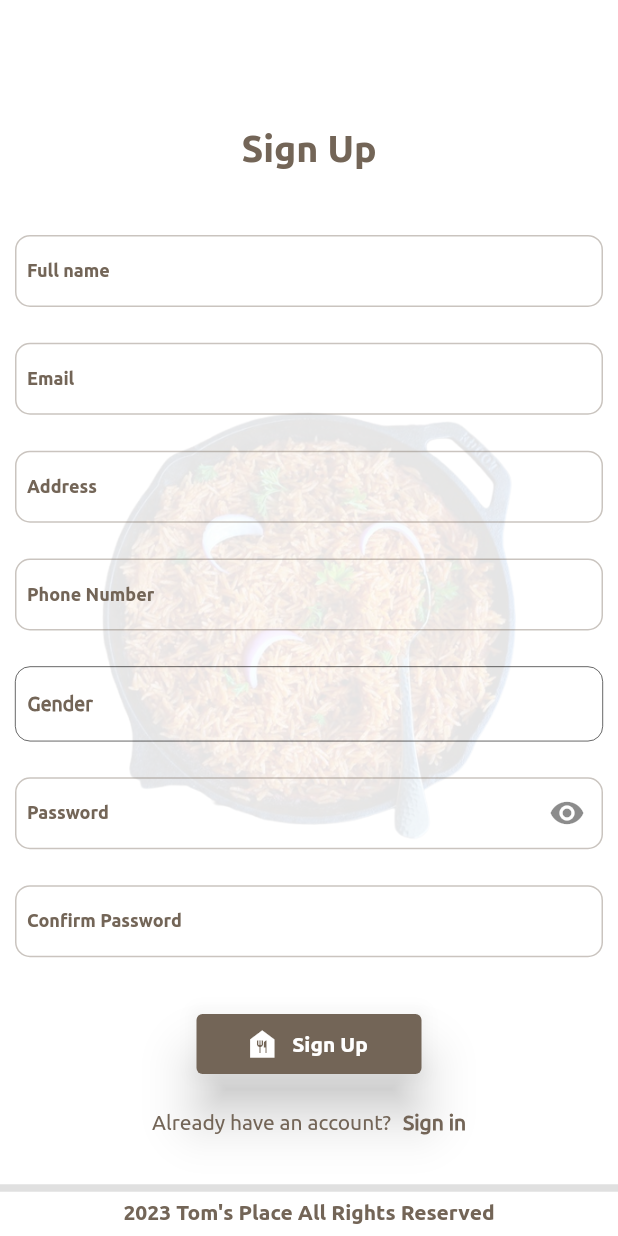
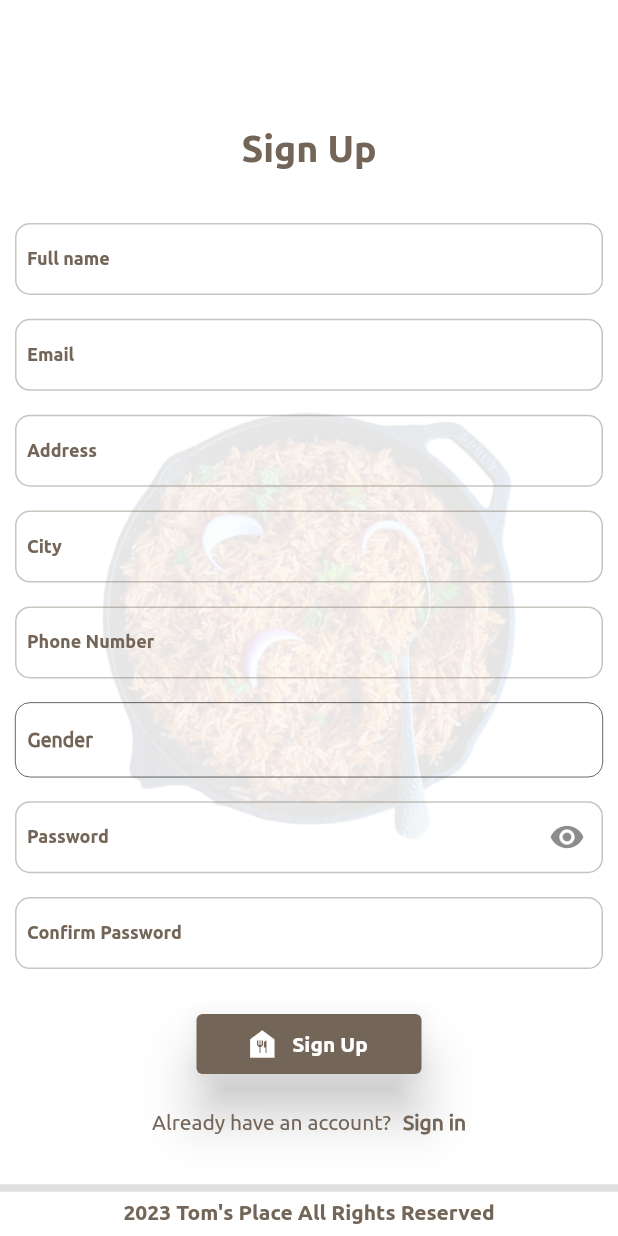
Before and after one commit to Ambrosekol/toms_palace, a Flutter app: the SignUp screen opened directly, on a phone screen of 412 x 824 dp. Run offline on Flutter 3.47's test engine with Material 2 defaults, Android fonts, the light colour scheme and no system bars; our stand-ins replace cloud_firestore, firebase_auth, firebase_core; accounts and stored records are empty; project files that could hold a hidden picture were left out.

Commit message:
new screen added with content

```diff
--- a/lib/models/user.dart
+++ b/lib/models/user.dart
@@ -1,3 +1,5 @@
+import 'package:toms_palace/util/firebaseinstance.dart';
+
 class AppUser {
   String? uid;
   String? name;
@@ -9,10 +11,8 @@ class AppUser {
   String? address;
   List<CartItems>? cart;
 
-  AppUser();
-
   AppUser.inituser(this.name, this.email, this.gender, this.address,
-      this.phoneNumber, this.userPassword, this.uid);
+      this.phoneNumber, this.userPassword, this.uid, this.cart, this.city);
 
   Map<String, dynamic> tojson() {
     return {
@@ -26,6 +26,11 @@ class AppUser {
       'cartItems': cart
     };
   }
+
+  Future getuserData() {
+    String userId = authInstance.currentUser!.uid;
+    return db.collection('Users').doc(userId).get();
+  }
 }
 
 class CartItems {
--- a/lib/ui/signup.dart
+++ b/lib/ui/signup.dart
@@ -20,6 +20,7 @@ class _SignUpState extends State<SignUp> {
   late TextEditingController passwordController;
   late TextEditingController passwordConfirmation;
   late TextEditingController addressController;
+  late TextEditingController cityController;
   late TextEditingController phoneController;
 
   String gender = 'Gender';
@@ -55,7 +56,10 @@ class _SignUpState extends State<SignUp> {
             addressController.text,
             phoneController.text,
             passwordController.text,
-              value.user!.uid);
+            value.user!.uid,
+            <CartItems>[],
+            cityController.text,
+          );
           db.collection('Users').doc(value.user!.uid).set(appUser.tojson());
           Navigator.pop(context);
           Navigator.push(
@@ -88,6 +92,7 @@ class _SignUpState extends State<SignUp> {
     passwordController = TextEditingController();
     passwordConfirmation = TextEditingController();
     addressController = TextEditingController();
+    cityController = TextEditingController();
     phoneController = TextEditingController();
     super.initState();
   }
@@ -100,6 +105,7 @@ class _SignUpState extends State<SignUp> {
     passwordController.dispose();
     passwordConfirmation.dispose();
     addressController.dispose();
+    cityController.dispose();
     phoneController.dispose();
     super.dispose();
   }
@@ -158,6 +164,12 @@ class _SignUpState extends State<SignUp> {
                           controller: addressController,
                           decoration:
                               const InputDecoration(labelText: 'Address'),
+                          style: Theme.of(context).textTheme.bodySmall,
+                        ),
+                        TextField(
+                          keyboardType: TextInputType.streetAddress,
+                          controller: cityController,
+                          decoration: const InputDecoration(labelText: 'City'),
                           style: Theme.of(context).textTheme.bodySmall,
                         ),
                         TextField(
```
Lines whose indentation alone changed are shown as unchanged.
